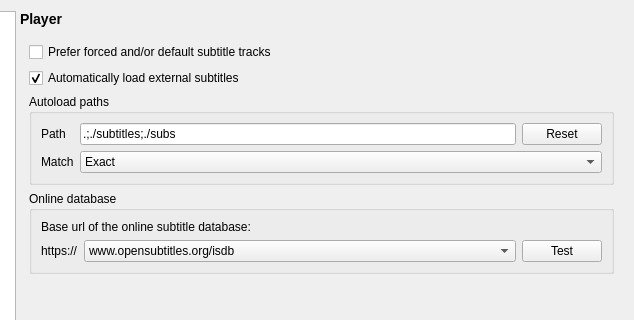
Old version of the form settingswindow.ui in the repository mpc-qt/mpc-qt; both pictures show x 145 to 779 and y 0 to 320 of the 779 by 735 pixel window.
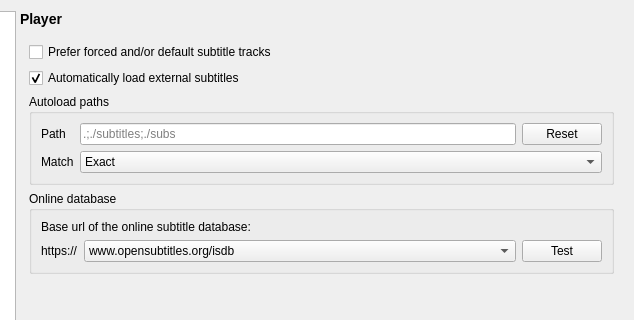
New version of the form.

Commit message:
settingswindow: make subs autoload consistent with audio autoload
Store the default value in the placeholder text field.

```diff
--- a/settingswindow.ui
+++ b/settingswindow.ui
@@ -6281,7 +6281,7 @@
                <layout class="QHBoxLayout" name="subtitlesAutoloadPathLayout">
                 <item>
                  <widget class="QLineEdit" name="subtitlesAutoloadPath">
-                  <property name="text">
+                  <property name="placeholderText">
                    <string notr="true">.;./subtitles;./subs</string>
                   </property>
                  </widget>
```
The commit also changes 1 other file.
